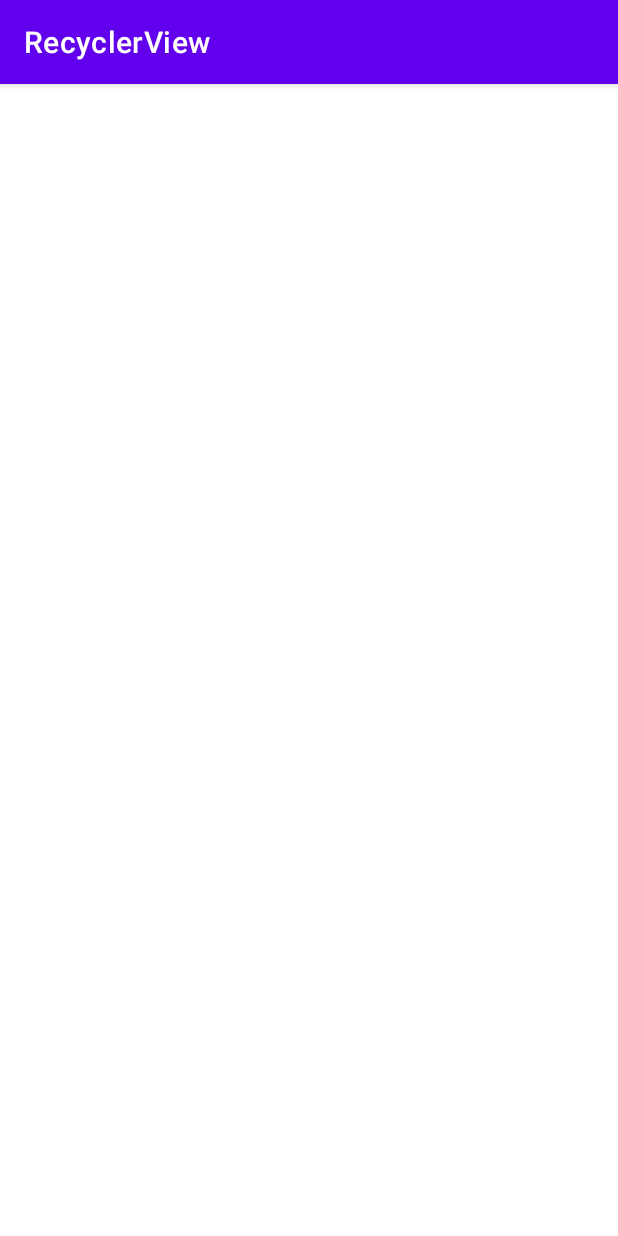
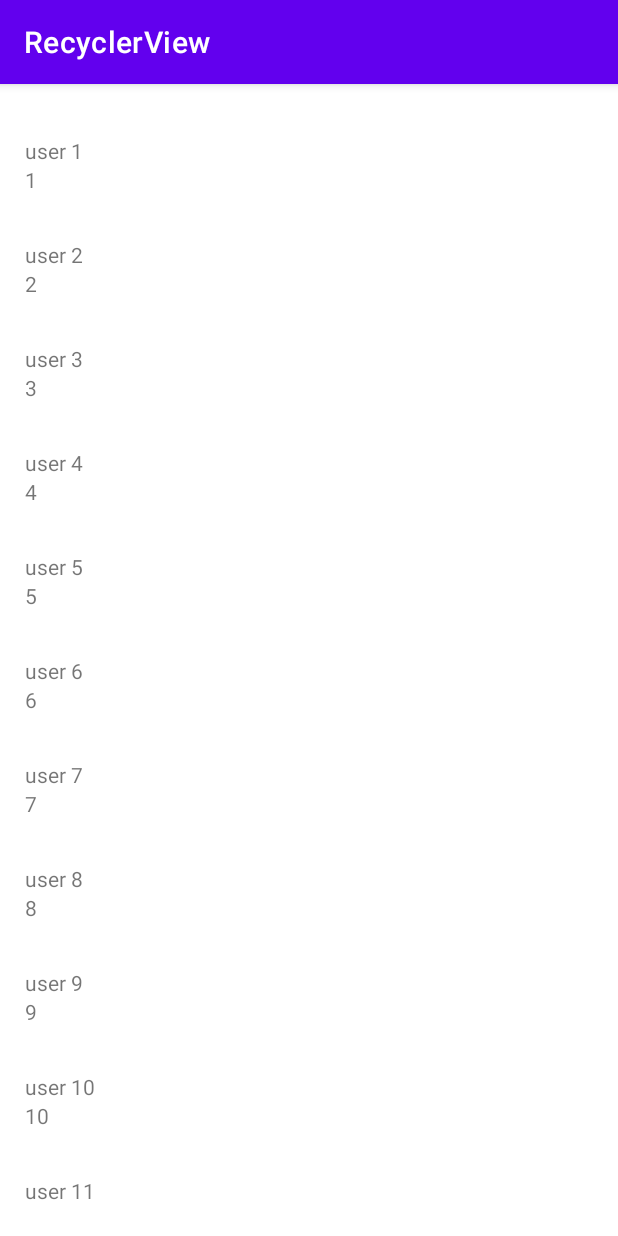
Before and after one commit to TarunSainiZO/Learning, an Android app: the screen it shows after launch (MainActivity), on a phone screen of 412 x 824 dp. Run offline under Robolectric (Android 15) with nearby library versions, the phone set to English and light mode, and no system bars.

Commit message:
working without add retrofit

```diff
--- /dev/null
+++ b/recyclerview/app/src/main/java/com/win95/recyclerview/FakeData.kt
@@ -0,0 +1,11 @@
+package com.win95.recyclerview
+
+class FakeData {
+    val data : MutableList<UserData>
+    init{
+        data = arrayListOf()
+        for(i in 1..100){
+            data.add(UserData("user $i",i))
+        }
+    }
+}
--- a/recyclerview/app/src/main/java/com/win95/recyclerview/MainActivity.kt
+++ b/recyclerview/app/src/main/java/com/win95/recyclerview/MainActivity.kt
@@ -12,41 +12,43 @@ import retrofit2.Response
 
 
 class MainActivity : AppCompatActivity() {
-    private lateinit var adapter: MyAdapter
     override fun onCreate(savedInstanceState: Bundle?) {
         super.onCreate(savedInstanceState)
         setContentView(R.layout.activity_main)
         val recyclerView: RecyclerView = findViewById(R.id.rvUsers)
-        adapter = MyAdapter()
-        recyclerView.layoutManager = LinearLayoutManager(this@MainActivity)
-        recyclerView.adapter = adapter
-        getData()
+        recyclerView.layoutManager = LinearLayoutManager(applicationContext)
+//        getData(recyclerView)
+        val data = FakeData().data
+        recyclerView.adapter = MyAdapter(data,this@MainActivity)
     }
 
-    private fun getData() {
-        val users: Call<List<UserData>> = fetchUser.apiCall.getUsers()
-        users.enqueue(object : Callback<List<UserData>> {
-            override fun onResponse(
-                call: Call<List<UserData>>,
-                response: Response<List<UserData>>
-            ) {
-                val userDataList : List<UserData> = response.body()!!
-                print("after data")
-                adapter.setData(userDataList)
-            }
+    private fun getData( recyclerView : RecyclerView) {
+        val data = FakeData().data
+        recyclerView.adapter = MyAdapter(data,this@MainActivity)
+//        val users: Call<List<UserData>> = fetchUser.apiCall.getUsers()
+//        users.enqueue(object : Callback<List<UserData>> {
+//            override fun onResponse(
+//                call: Call<List<UserData>>,
+//                response: Response<List<UserData>>
+//            ) {
+//                val userDataList : List<UserData> = response.body()!!
+//                print("after data")
+//                recyclerView.adapter = MyAdapter(userDataList,this@MainActivity)
+//            }
+//
+//            override fun onFailure(call: Call<List<UserData>>, t: Throwable) {
+//                println("-------------------------------------" +
+//                        "----------------failure-----------------" +
+//                        "-------------------------------------")
+//                println("-------------------------------------" +
+//                        "----------------failure-----------------" +
+//                        "-------------------------------------")
+//                println("-------------------------------------" +
+//                        "----------------failure-----------------" +
+//                        "-------------------------------------")
+//            }
+//
+//        })
 
-            override fun onFailure(call: Call<List<UserData>>, t: Throwable) {
-                println("-------------------------------------" +
-                        "----------------failure-----------------" +
-                        "-------------------------------------")
-                println("-------------------------------------" +
-                        "----------------failure-----------------" +
-                        "-------------------------------------")
-                println("-------------------------------------" +
-                        "----------------failure-----------------" +
-                        "-------------------------------------")
-            }
-
-        })
     }
 }
--- a/recyclerview/app/src/main/java/com/win95/recyclerview/MyAdapter.kt
+++ b/recyclerview/app/src/main/java/com/win95/recyclerview/MyAdapter.kt
@@ -1,55 +1,44 @@
 package com.win95.recyclerview
 
+import android.content.Context
 import android.view.LayoutInflater
 import android.view.View
 import android.view.ViewGroup
 import android.widget.ImageView
 import android.widget.TextView
+import android.widget.Toast
 import androidx.recyclerview.widget.RecyclerView
 
 
-class MyAdapter() : RecyclerView.Adapter<ViewHolder>() {
-    val list: MutableList<UserData>
-
-    init {
-        list = mutableListOf<UserData>()
-    }
-
-    fun setData(data: List<UserData>): Unit {
-        list.clear()
-        for (i in data) {
-            list.add(i)
+class MyAdapter(val data : List<UserData>, val context : Context): RecyclerView.Adapter<MyAdapter.ViewHolder>(){
+    class ViewHolder(view :View):RecyclerView.ViewHolder(view){
+        val id : TextView
+        val login : TextView
+        init {
+            id = view.findViewById(R.id.id)
+            login = view.findViewById(R.id.login)
         }
-        println(list.toString())
-        this.notifyItemRangeInserted(0, list.size - 1);
     }
 
     override fun onCreateViewHolder(parent: ViewGroup, viewType: Int): ViewHolder {
-        val inflater = LayoutInflater.from(parent.context)
-        val view: View = inflater.inflate(R.layout.user, parent, false)
+        val view = LayoutInflater.from(parent.context).inflate(R.layout.users,parent,false)
         return ViewHolder(view)
     }
 
     override fun onBindViewHolder(holder: ViewHolder, position: Int) {
-        holder.tvEmail.text = (list[position].login)
-        holder.tvName.text = (list[position].type)
+        holder.id.text = data[position].id.toString()
+        holder.login.text = data[position].login
+        holder.itemView.setOnClickListener {
+            Toast.makeText(
+                context,
+                holder.login.text,
+                Toast.LENGTH_SHORT
+            ).show()
+        }
     }
 
     override fun getItemCount(): Int {
-        return list.size
+        return data.size
     }
 
-
 }
-
-class ViewHolder(itemView: View) : RecyclerView.ViewHolder(itemView) {
-    var tvName: TextView
-    var tvEmail: TextView
-    var ivUserImage: ImageView
-
-    init {
-        tvName = itemView.findViewById(R.id.name)
-        tvEmail = itemView.findViewById(R.id.email)
-        ivUserImage = itemView.findViewById(R.id.image)
-    }
-}
--- /dev/null
+++ b/recyclerview/app/src/main/res/layout/users.xml
@@ -0,0 +1,20 @@
+<?xml version="1.0" encoding="utf-8"?>
+<LinearLayout xmlns:android="http://schemas.android.com/apk/res/android"
+    android:orientation="vertical"
+    android:layout_width="match_parent"
+    android:layout_margin="15dp"
+    android:id="@+id/users"
+    android:layout_height="wrap_content">
+
+    <TextView
+        android:id="@+id/login"
+        android:layout_width="match_parent"
+        android:layout_height="wrap_content"
+        android:text="TextView" />
+
+    <TextView
+        android:id="@+id/id"
+        android:layout_width="match_parent"
+        android:layout_height="wrap_content"
+        android:text="TextView" />
+</LinearLayout>
```
Also changed, not shown: recyclerview/app/src/main/java/com/win95/recyclerview/UserData.kt (+0 -17 lines), recyclerview/app/src/main/res/layout/user.xml (deleted, +0 -38 lines).
